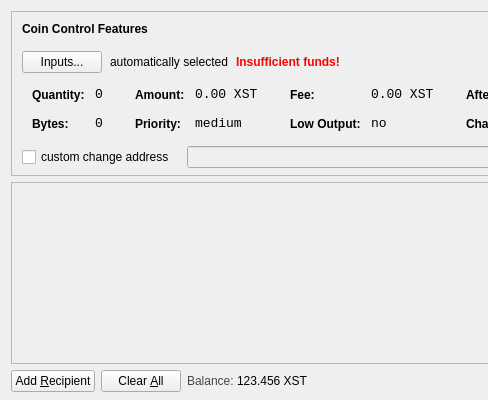
Qt form src/qt/forms/sendcoinsdialog.ui (SonicScrew/SonicScrewdriver) before a commit; both pictures show x 0 to 488 and y 0 to 400 of the 850 by 400 pixel window.
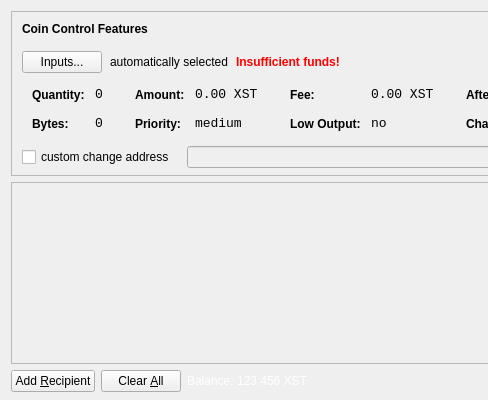
The same form after that commit. Icons and pictures are not drawn.

```diff
--- a/src/qt/forms/sendcoinsdialog.ui
+++ b/src/qt/forms/sendcoinsdialog.ui
@@ -13,6 +13,12 @@
   <property name="windowTitle">
    <string>Send Coins</string>
   </property>
+  <property name="autoFillBackground">
+   <bool>true</bool>
+  </property>
+  <property name="styleSheet">
+   <string notr="true"/>
+  </property>
   <layout class="QVBoxLayout" name="verticalLayout" stretch="0,1,0">
    <property name="bottomMargin">
     <number>8</number>
@@ -716,7 +722,7 @@
           </sizepolicy>
          </property>
          <property name="styleSheet">
-          <string notr="true">#label { color: #464747; }</string>
+          <string notr="true">#label { color: white; }</string>
          </property>
          <property name="text">
           <string>Balance:</string>
@@ -735,7 +741,7 @@
           <cursorShape>IBeamCursor</cursorShape>
          </property>
          <property name="styleSheet">
-          <string notr="true">#label { color: #464747; }</string>
+          <string notr="true">color:white</string>
          </property>
          <property name="text">
           <string>123.456 XST</string>
```
Left out of the diff: 2 changed lines with no effect on the pictures.
